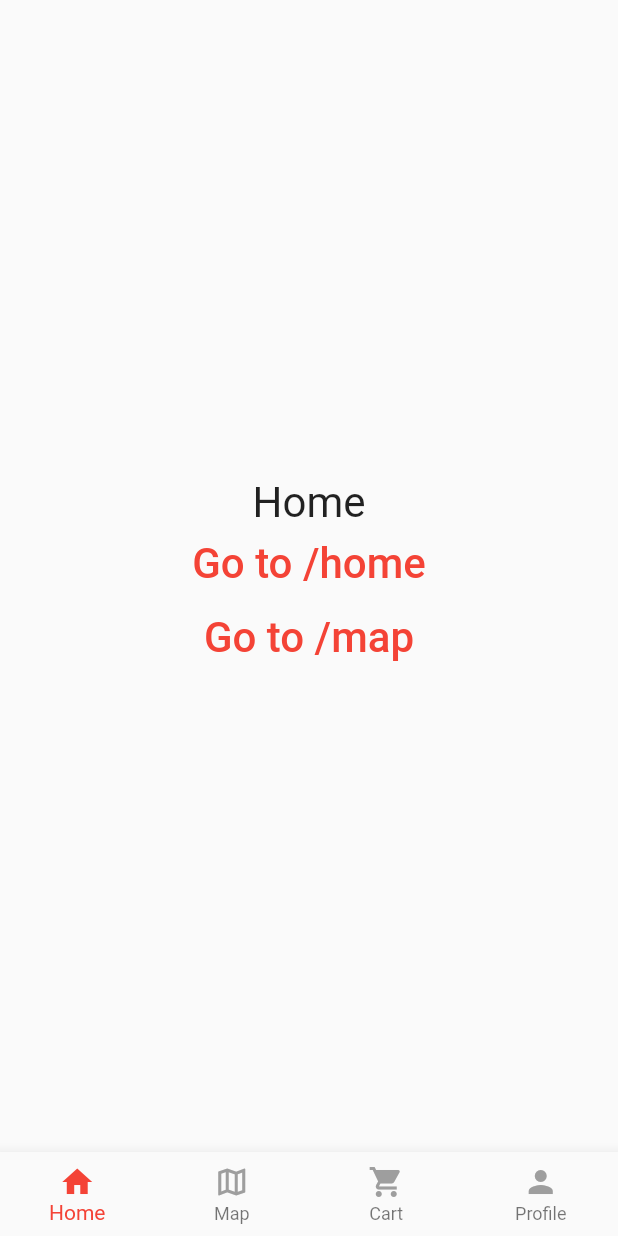
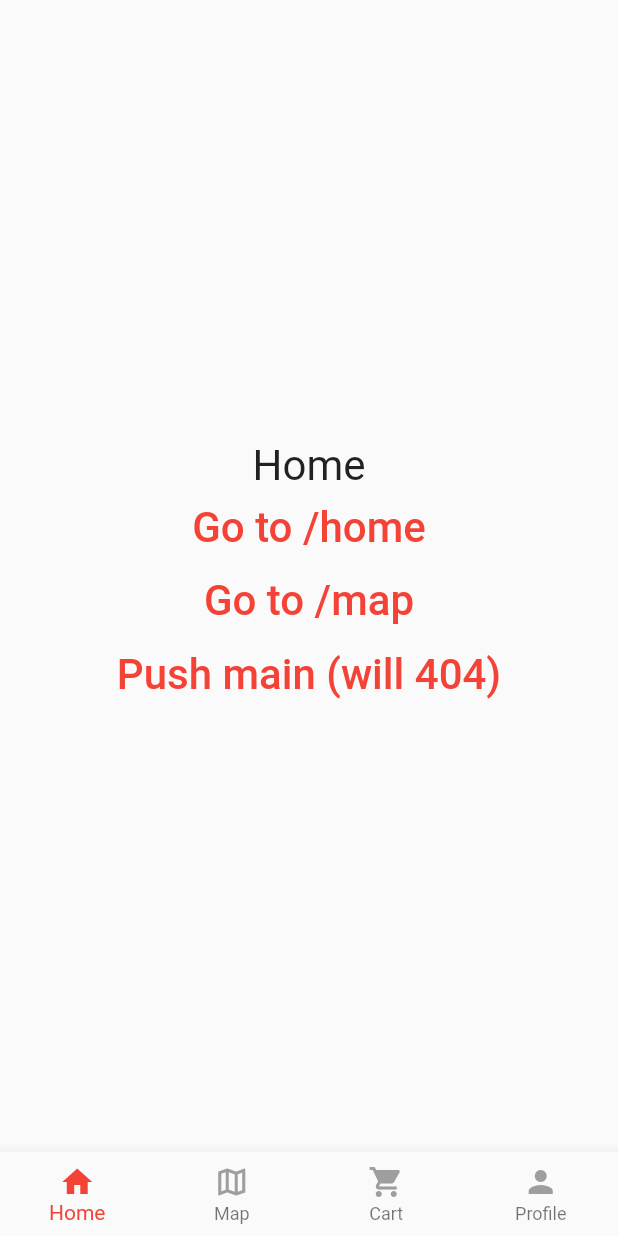
Before and after one commit to itsPeetah/flutter_multiple_navigation_stacks, a Flutter app: the screen it shows after launch, on a phone screen of 412 x 824 dp. Run offline on Flutter 3.47's test engine with Material 2 defaults, Android fonts, the phone set to English and light mode, and no system bars; missing offline and left inert: dart:js.

Commit message:
Added push main to test main navigator

```diff
--- a/lib/pages/fork.dart
+++ b/lib/pages/fork.dart
@@ -1,4 +1,6 @@
 import 'package:flutter/material.dart';
+import 'package:flutter_multiple_navigation_stacks_1/main.dart';
+import 'package:flutter_multiple_navigation_stacks_1/util/navigation/main_routes.dart';
 import 'package:flutter_multiple_navigation_stacks_1/util/navigation/nested_routes.dart';
 
 class ForkPage extends StatelessWidget {
@@ -24,6 +26,12 @@ class ForkPage extends StatelessWidget {
     Navigator.pop(context);
   }
 
+  void _pushMain() {
+    const rs = RouteSettings(name: "foobar");
+    final r = MainNavigatorRouter.generateRoute(rs);
+    MyApp.mainNavigatorKey.currentState!.push(r!);
+  }
+
   @override
   Widget build(BuildContext context) {
     return Center(
@@ -41,7 +49,12 @@ class ForkPage extends StatelessWidget {
           ),
           Container(
             child: _backButton(context),
-          )
+          ),
+          TextButton(
+            onPressed: _pushMain,
+            child: const Text("Push main (will 404)",
+                style: TextStyle(fontSize: 28)),
+          ),
         ],
       ),
     );
```
